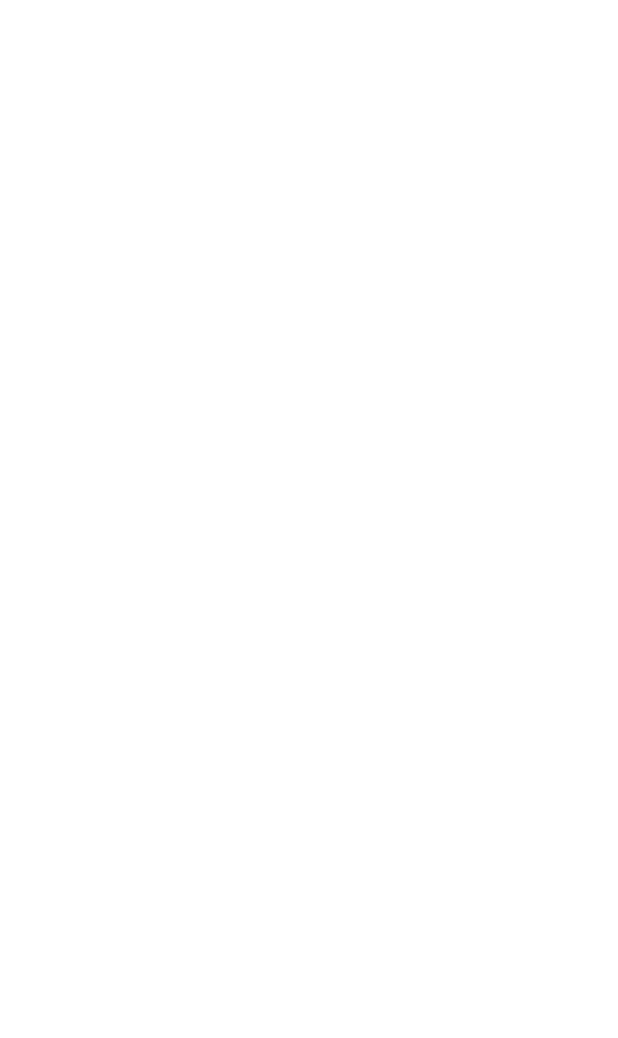
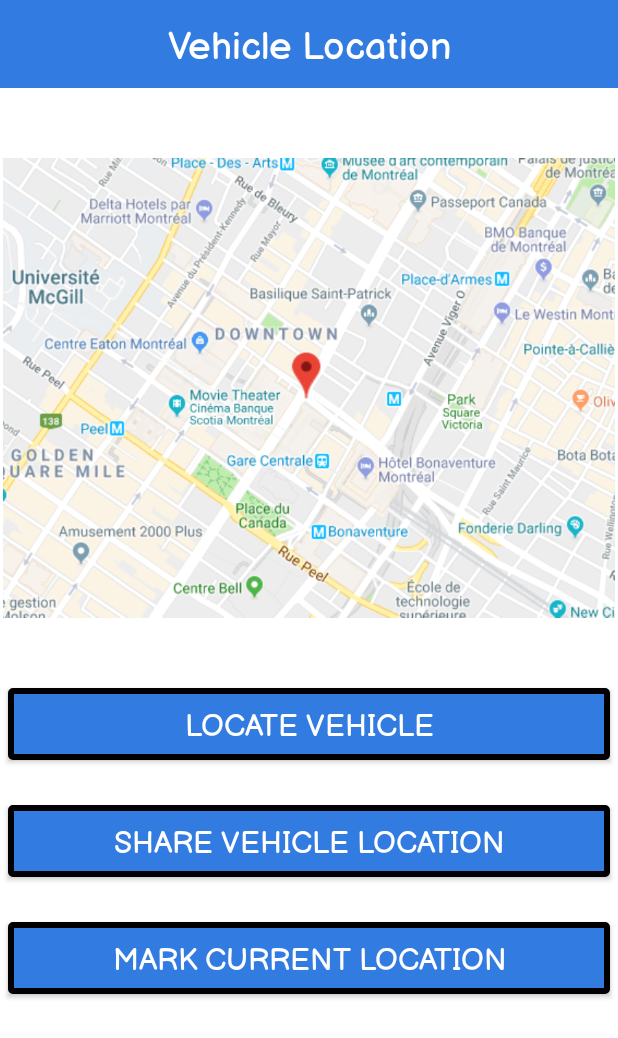
Before and after one commit to archnecro/InteractiveCarApp, an Android app: the LocateAct screen opened directly, with no data from a screen before it, on a phone screen of 412 x 824 dp. Before the commit the part shown is empty. Shown: the top 1038 px of the screen. Run offline under Robolectric (Android 15) with nearby library versions, the phone set to English and light mode, and no system bars.

Commit message:
vehicle location page done added marginStart and marginEnd in the btnstyle changed button name from locate vehicle to vehicle location in the option menu page fixed a couple minor issues

```diff
--- a/app/src/main/res/layout/activity_locate.xml
+++ b/app/src/main/res/layout/activity_locate.xml
@@ -1,9 +1,56 @@
 <?xml version="1.0" encoding="utf-8"?>
-<androidx.constraintlayout.widget.ConstraintLayout xmlns:android="http://schemas.android.com/apk/res/android"
+<RelativeLayout xmlns:android="http://schemas.android.com/apk/res/android"
     xmlns:app="http://schemas.android.com/apk/res-auto"
     xmlns:tools="http://schemas.android.com/tools"
     android:layout_width="match_parent"
     android:layout_height="match_parent"
     tools:context=".LocateAct">
 
-</androidx.constraintlayout.widget.ConstraintLayout>
+    <TextView
+        android:id="@+id/tvVL"
+        style="@style/tvstyle"
+        android:layout_width="match_parent"
+        android:layout_height="wrap_content"
+        android:layout_centerHorizontal="true"
+        android:text="@string/vehicle_location" />
+
+    <ImageView
+        android:id="@+id/imgvehiclelocation"
+        android:layout_width="500dp"
+        android:layout_height="400dp"
+        android:layout_below="@id/tvVL"
+        android:contentDescription="@string/vehicle_location"
+        android:padding="2dp"
+        android:src="@drawable/vehiclelocation" />
+
+    <android.widget.Button
+        android:id="@+id/btnLocateVehicle"
+        style="@style/btnstyle"
+        android:layout_width="match_parent"
+        android:layout_height="wrap_content"
+        android:layout_below="@id/imgvehiclelocation"
+        android:layout_centerHorizontal="true"
+        android:layout_marginBottom="30dp"
+        android:text="@string/locate_vehicle" />
+
+    <android.widget.Button
+        android:id="@+id/btnLocate"
+        style="@style/btnstyle"
+        android:layout_width="match_parent"
+        android:layout_height="wrap_content"
+        android:layout_below="@id/btnLocateVehicle"
+        android:layout_centerHorizontal="true"
+        android:layout_marginBottom="30dp"
+        android:text="@string/share_vehicle_location" />
+
+    <android.widget.Button
+        android:id="@+id/btnWiFi"
+        style="@style/btnstyle"
+        android:layout_width="match_parent"
+        android:layout_height="wrap_content"
+        android:layout_below="@id/btnLocate"
+        android:layout_centerHorizontal="true"
+        android:text="@string/mark_current_location" />
+
+
+</RelativeLayout>
--- a/app/src/main/res/layout/activity_vehicle_status.xml
+++ b/app/src/main/res/layout/activity_vehicle_status.xml
@@ -41,7 +41,7 @@
             android:layout_toEndOf="@id/imgFuel"
             android:text="@string/fuel_level_text"
             android:textColor="@color/white"
-            android:textSize="19sp">
+            android:textSize="18sp">
         </TextView>
 
     </RelativeLayout>
@@ -85,7 +85,7 @@
             android:layout_toEndOf="@id/imgOil"
             android:text="@string/oil_life_text"
             android:textColor="@color/white"
-            android:textSize="19sp">
+            android:textSize="18sp">
 
         </TextView>
 
@@ -257,7 +257,7 @@
 
             android:text="@string/cabin_temperature_text"
             android:textColor="@color/white"
-            android:textSize="18sp"
+            android:textSize="16sp"
             android:padding="5dp"/>
 
         <ImageButton
--- a/app/src/main/res/values/btn_style.xml
+++ b/app/src/main/res/values/btn_style.xml
@@ -5,6 +5,8 @@
         <item name="android:textColor">#FFFFFF</item>
         <item name="android:background">@drawable/btnborder</item>
         <item name="android:fontFamily">@font/balsamiqsans</item>
+        <item name="android:layout_marginStart">5dp</item>
+        <item name="android:layout_marginEnd">5dp</item>
         <item name="android:layout_marginBottom">10dp</item>
     </style>
 
--- a/app/src/main/res/values/strings.xml
+++ b/app/src/main/res/values/strings.xml
@@ -28,7 +28,12 @@
     <string name="odometer">Odometer</string>
     <string name="odometer_text">Your current odometer is 30,345 miles</string>
     <string name="cabin_temperature">Cabin Temperature</string>
-    <string name="cabin_temperature_text">\t\t\t\t\t\\t\t\t\t Cabin temperature at 75°F</string>
+    <string name="cabin_temperature_text">\t\t\t\t\t\\t\t\t\t\t\t Cabin temperature at 75°F</string>
     <string name="engine_temperature">Engine Temperature</string>
     <string name="engine_temperature_text">\t\tEngine temperature at 65°F</string>
+    <string name="vehicle_location">Vehicle Location</string>
+    <string name="locate_vehicle">Locate Vehicle</string>
+    <string name="share_vehicle_location">Share Vehicle Location</string>
+    <string name="mark_current_location">Mark Current Location</string>
+
 </resources>
```
Also changed, not shown: app/src/main/res/layout/activity_options_menu.xml (+15 -13 lines).
